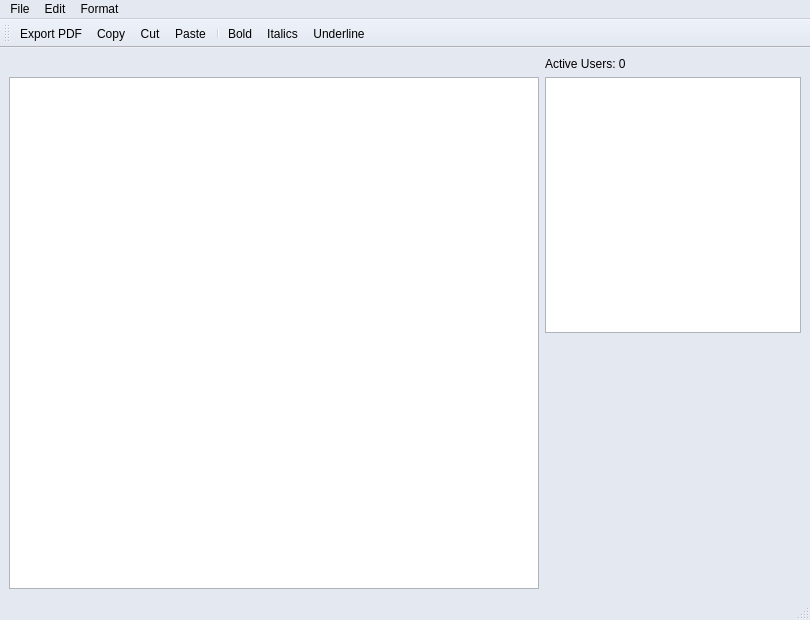
Qt form concurrentTextEditor/editor.ui (scottiexdev/concurrentTextEditor) before a commit.
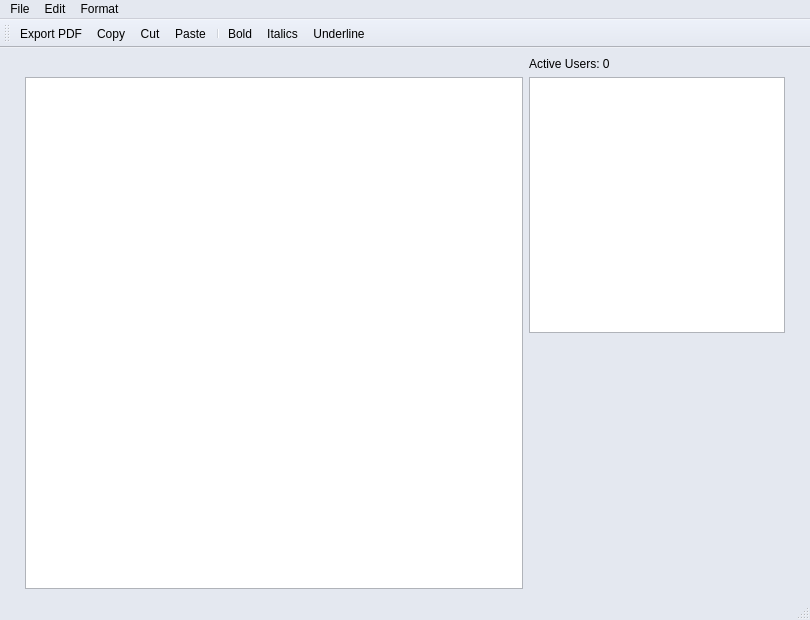
The same form after that commit. Custom widgets are drawn as their Qt base class.

Commit message: rearrangement loggedin layout + textsize in other windows & new icons

```diff
--- a/concurrentTextEditor/editor.ui
+++ b/concurrentTextEditor/editor.ui
@@ -463,6 +463,12 @@
   </property>
   <widget class="QWidget" name="centralwidget">
    <layout class="QGridLayout" name="gridLayout">
+    <property name="leftMargin">
+     <number>25</number>
+    </property>
+    <property name="rightMargin">
+     <number>25</number>
+    </property>
     <item row="1" column="0" rowspan="2">
      <widget class="EditorController" name="editorController">
       <property name="sizeAdjustPolicy">
```
The commit also changes 6 other files.
